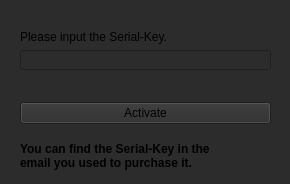
Before: the Qt Designer form Maya_Modules/Modules/FaceRigger/ui/Face_Check.ui in wevet/MAYA_Module, drawn with Qt 5.
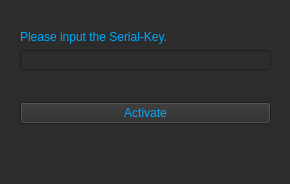
After: the same form once the commit is applied.

The edit to the form file:
```diff
--- a/Maya_Modules/Modules/FaceRigger/ui/Face_Check.ui
+++ b/Maya_Modules/Modules/FaceRigger/ui/Face_Check.ui
@@ -28,6 +28,9 @@
    <layout class="QHBoxLayout" name="horizontalLayout">
     <item>
      <widget class="QPushButton" name="okBtn">
+      <property name="styleSheet">
+       <string notr="true">color:rgb(0, 170, 255);</string>
+      </property>
       <property name="text">
        <string>Activate</string>
       </property>
@@ -47,6 +50,9 @@
    <layout class="QVBoxLayout" name="verticalLayout">
     <item>
      <widget class="QLabel" name="label">
+      <property name="styleSheet">
+       <string notr="true">color:rgb(0, 170, 255);</string>
+      </property>
       <property name="text">
        <string>Please input the Serial-Key.</string>
       </property>
@@ -57,29 +63,6 @@
     </item>
    </layout>
   </widget>
-  <widget class="QLabel" name="label_2">
-   <property name="geometry">
-    <rect>
-     <x>20</x>
-     <y>140</y>
-     <width>249</width>
-     <height>31</height>
-    </rect>
-   </property>
-   <property name="font">
-    <font>
-     <weight>75</weight>
-     <bold>true</bold>
-    </font>
-   </property>
-   <property name="lineWidth">
-    <number>2</number>
-   </property>
-   <property name="text">
-    <string>You can find the Serial-Key in the 
-email you used to purchase it.</string>
-   </property>
-  </widget>
   <widget class="QLabel" name="label_3">
    <property name="geometry">
     <rect>
```
Left out of the diff: 2 changed lines with no effect on the pictures.
